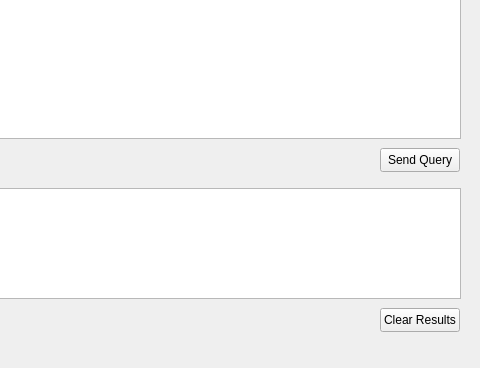
Qt form app/sendquerypage.ui (GQL-Project/gql_client) before a commit; both pictures show x 320 to 800 and y 232 to 600 of the 800 by 600 pixel window.
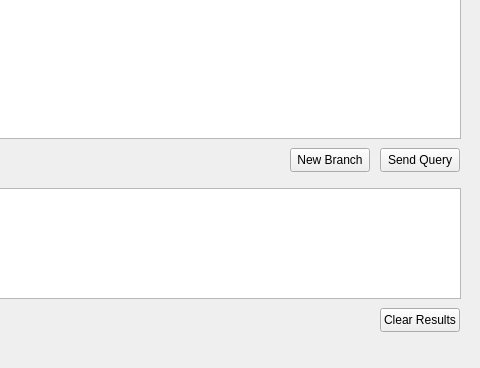
The same form after that commit.

Commit message:
Added Branch Creation Box
Added a new button on the query sending page that opens up a dialog to create a new branch. When clicked, it opens up a dialog where you can create the name of a branch.

The edit to the form file:
```diff
--- a/app/sendquerypage.ui
+++ b/app/sendquerypage.ui
@@ -59,6 +59,19 @@
     <string>Clear Results</string>
    </property>
   </widget>
+  <widget class="QPushButton" name="newBranch">
+   <property name="geometry">
+    <rect>
+     <x>610</x>
+     <y>380</y>
+     <width>80</width>
+     <height>24</height>
+    </rect>
+   </property>
+   <property name="text">
+    <string>New Branch</string>
+   </property>
+  </widget>
  </widget>
  <resources/>
  <connections/>
```
The commit also changes 7 other files.
